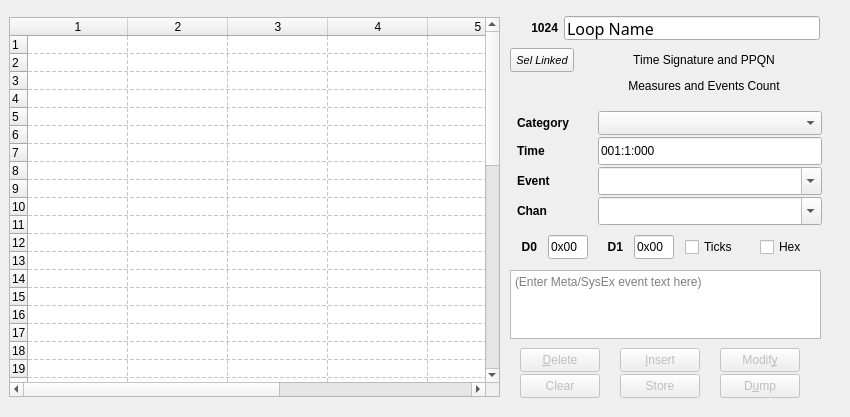
ahlstromcj/seq66, file seq_qt5/forms/qseqeventframe.ui: the form before one commit.
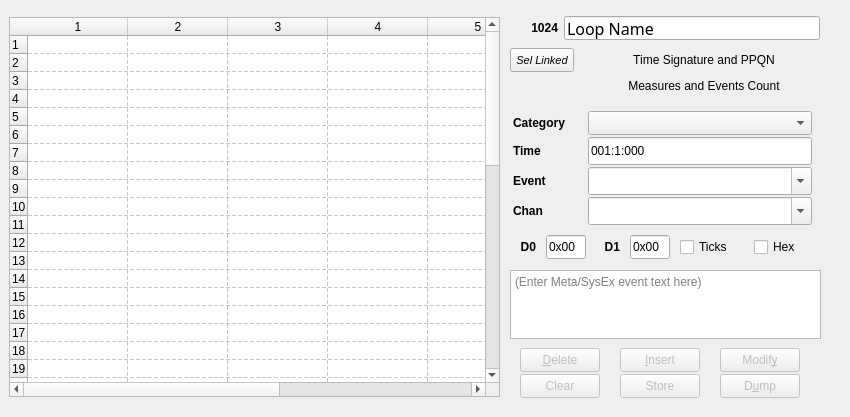
The form after the commit.

```diff
--- a/seq_qt5/forms/qseqeventframe.ui
+++ b/seq_qt5/forms/qseqeventframe.ui
@@ -356,17 +356,23 @@
     <rect>
      <x>510</x>
      <y>107</y>
-     <width>321</width>
+     <width>311</width>
      <height>158</height>
     </rect>
    </property>
    <layout class="QVBoxLayout" name="verticalLayout_2">
     <item>
-     <layout class="QGridLayout" name="gridLayout" columnstretch="1,0">
+     <layout class="QGridLayout" name="gridLayout" columnstretch="0,0">
       <property name="sizeConstraint">
        <enum>QLayout::SetFixedSize</enum>
       </property>
-      <property name="spacing">
+      <property name="rightMargin">
+       <number>4</number>
+      </property>
+      <property name="horizontalSpacing">
+       <number>0</number>
+      </property>
+      <property name="verticalSpacing">
        <number>2</number>
       </property>
       <item row="1" column="0">
@@ -425,6 +431,9 @@
         <property name="minimumContentsLength">
          <number>1</number>
         </property>
+        <property name="frame">
+         <bool>true</bool>
+        </property>
        </widget>
       </item>
       <item row="2" column="1">
@@ -453,6 +462,9 @@
         <property name="insertPolicy">
          <enum>QComboBox::NoInsert</enum>
         </property>
+        <property name="frame">
+         <bool>true</bool>
+        </property>
        </widget>
       </item>
       <item row="1" column="1">
```
Left out of the diff: 2 changed lines with no effect on the pictures.
